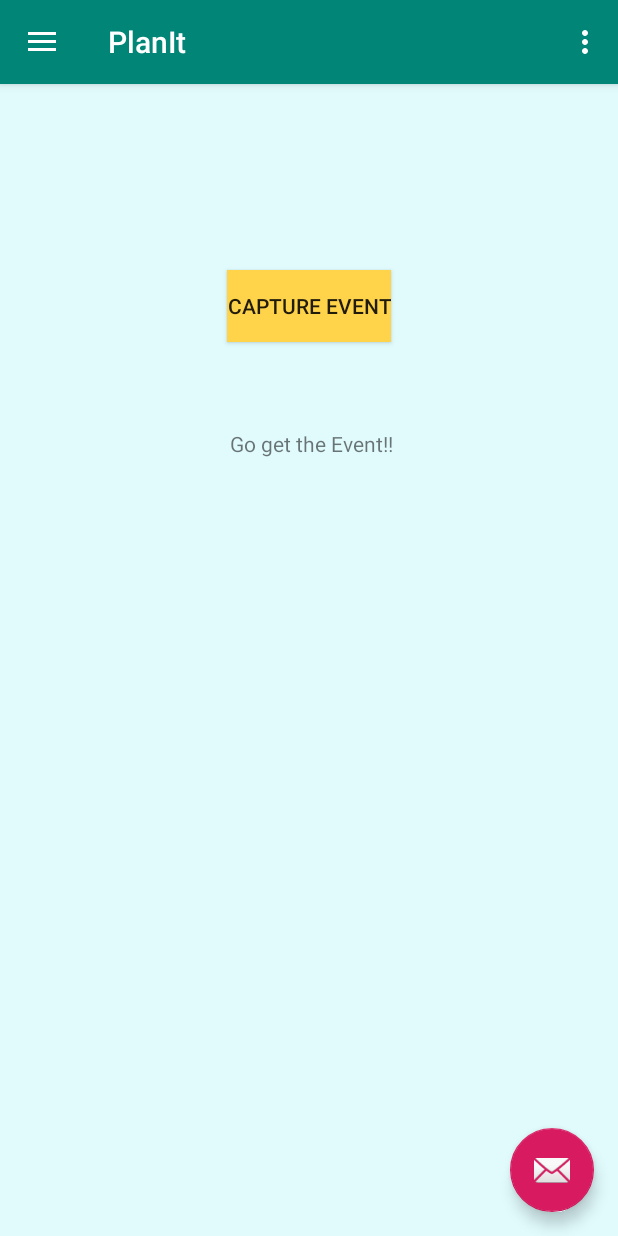
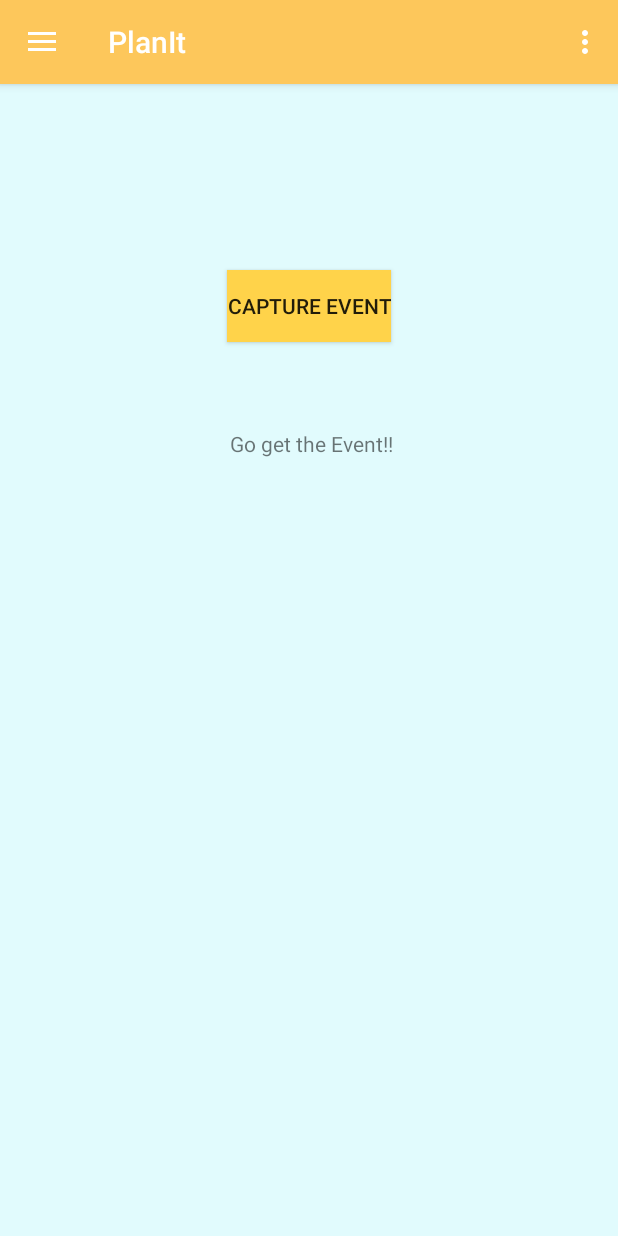
Before and after one commit to MsParvika/PlanIt, an Android app: the screen it shows after launch (MainActivity), after a tap on "Capture", on a phone screen of 412 x 824 dp. Run offline under Robolectric (Android 15) with nearby library versions, the phone set to English and light mode, and no system bars; 2 other taps on this screen came first.

Commit message:
Setting Color scheme

```diff
--- a/app/src/main/java/com/example/planit/MainActivity.java
+++ b/app/src/main/java/com/example/planit/MainActivity.java
@@ -39,14 +39,14 @@ public class MainActivity extends AppCompatActivity
         Toolbar toolbar = (Toolbar) findViewById(R.id.toolbar);
         setSupportActionBar(toolbar);
 
-        FloatingActionButton fab = (FloatingActionButton) findViewById(R.id.fab);
-        fab.setOnClickListener(new View.OnClickListener() {
-            @Override
-            public void onClick(View view) {
-                Snackbar.make(view, "Replace with your own action", Snackbar.LENGTH_LONG)
-                        .setAction("Action", null).show();
-            }
-        });
+//        FloatingActionButton fab = (FloatingActionButton) findViewById(R.id.fab);
+//        fab.setOnClickListener(new View.OnClickListener() {
+//            @Override
+//            public void onClick(View view) {
+//                Snackbar.make(view, "Replace with your own action", Snackbar.LENGTH_LONG)
+//                        .setAction("Action", null).show();
+//            }
+//        });
 
         DrawerLayout drawer = (DrawerLayout) findViewById(R.id.drawer_layout);
         ActionBarDrawerToggle toggle = new ActionBarDrawerToggle(
@@ -137,7 +137,18 @@ public class MainActivity extends AppCompatActivity
         int id = item.getItemId();
 
         if (id == R.id.nav_camera) {
-            // Handle the camera action
+            new View.OnClickListener() {
+                @TargetApi(Build.VERSION_CODES.M)
+                @Override
+                public void onClick(View v) {
+                    if (checkSelfPermission(Manifest.permission.CAMERA) != PackageManager.PERMISSION_GRANTED) {
+                        requestPermissions(new String[]{Manifest.permission.CAMERA}, MY_CAMERA_PERMISSION_CODE);
+                    } else {
+                        Intent cameraIntent = new Intent(android.provider.MediaStore.ACTION_IMAGE_CAPTURE);
+                        startActivityForResult(cameraIntent, CAMERA_REQUEST);
+                    }
+                }
+            };
         } else if (id == R.id.nav_account) {
 
         } else if (id == R.id.nav_upcomingevent) {
--- a/app/src/main/res/layout/app_bar_main.xml
+++ b/app/src/main/res/layout/app_bar_main.xml
@@ -22,12 +22,12 @@
 
     <include layout="@layout/content_main" />
 
-    <android.support.design.widget.FloatingActionButton
-        android:id="@+id/fab"
-        android:layout_width="wrap_content"
-        android:layout_height="wrap_content"
-        android:layout_gravity="bottom|end"
-        android:layout_margin="@dimen/fab_margin"
-        app:srcCompat="@android:drawable/ic_dialog_email" />
+    <!--<android.support.design.widget.FloatingActionButton-->
+        <!--android:id="@+id/fab"-->
+        <!--android:layout_width="wrap_content"-->
+        <!--android:layout_height="wrap_content"-->
+        <!--android:layout_gravity="bottom|end"-->
+        <!--android:layout_margin="@dimen/fab_margin"-->
+        <!--app:srcCompat="@android:drawable/ic_dialog_email" />-->
 
 </android.support.design.widget.CoordinatorLayout>
--- a/app/src/main/res/values/colors.xml
+++ b/app/src/main/res/values/colors.xml
@@ -1,7 +1,7 @@
 <?xml version="1.0" encoding="utf-8"?>
 <resources>
-    <color name="colorPrimary">#008577</color>
-    <color name="colorPrimaryDark">#00574B</color>
+    <color name="colorPrimary">#FDC75B</color>
+    <color name="colorPrimaryDark">#ED664C</color>
     <color name="colorAccent">#D81B60</color>
     <color name="background">#E1FBFD</color>
 </resources>
```
